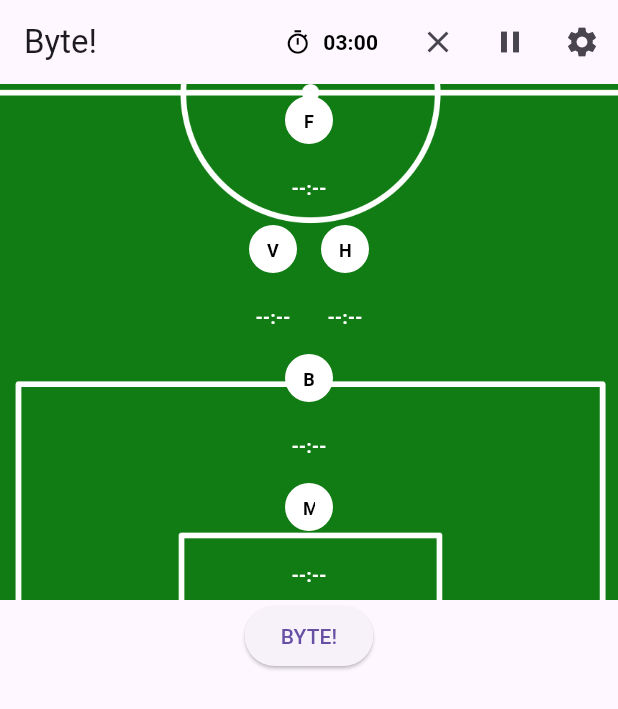
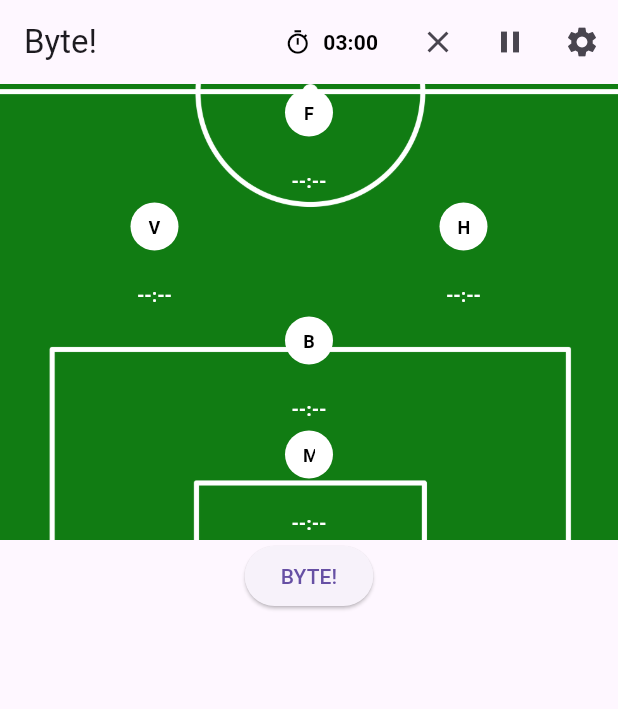
Before and after one commit to zoomix/flutter_byte, a Flutter app: the screen it shows after launch, on a phone screen of 412 x 824 dp. Shown: the top 709 px of the screen. Run offline on Flutter 3.47's test engine with Material 2 defaults, Android fonts, the phone set to English and light mode, and no system bars; our stand-ins replace get_it, rxdart, shared_preferences, timer_builder.

Commit message:
Tigher pitch layout

```diff
--- a/lib/widgets/diamond.dart
+++ b/lib/widgets/diamond.dart
@@ -153,11 +153,9 @@ class _DiamondWidgetState extends State<DiamondWidget> {
           child: Column(
             children: [
               top,
-              Center(
-                child: Row(
-                  mainAxisAlignment: MainAxisAlignment.center,
-                  children: [left, right],
-                ),
+              Row(
+                mainAxisAlignment: MainAxisAlignment.spaceAround,
+                children: [left, right],
               ),
               defender,
               goalie,
--- a/lib/widgets/position_widget.dart
+++ b/lib/widgets/position_widget.dart
@@ -27,7 +27,7 @@ class _PositionWidgetState extends State<PositionWidget> {
   @override
   Widget build(BuildContext context) {
     return Container(
-      padding: const EdgeInsets.all(8.0),
+      padding: const EdgeInsets.all(3.0),
       child: TimerBuilder.periodic(
         const Duration(seconds: 1),
         builder: (context) {
```
